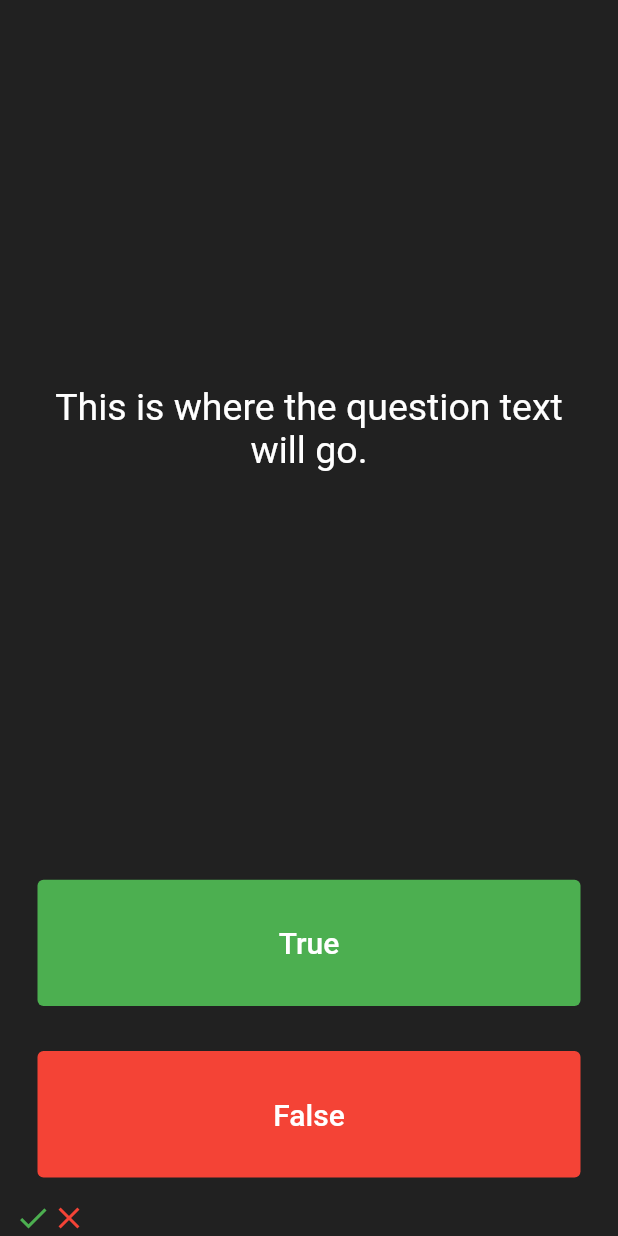
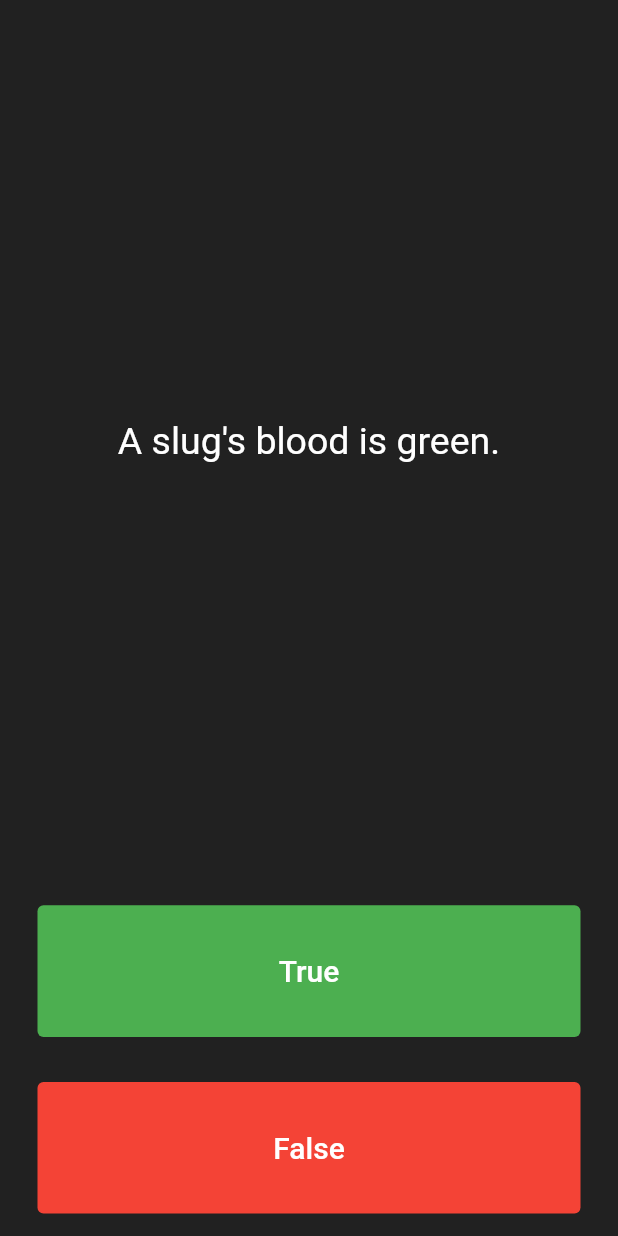
Before and after one commit to filipemendes18/google_flutter_bootcamp, a Flutter app: the screen it shows after launch, after a tap on "True", after a tap on "False", on a phone screen of 412 x 824 dp. Run offline on Flutter 3.47's test engine with Material 2 defaults, Android fonts, the phone set to English and light mode, and no system bars; our stand-ins replace audioplayers, flutter_mobx, mobx; generated files the repository leaves out were written again.

Commit message:
feat: conferindo as respostas

```diff
--- a/quizzler/lib/main.dart
+++ b/quizzler/lib/main.dart
@@ -32,21 +32,32 @@
 
 class _QuizPageState extends State<QuizPage> {
   List<Icon> scoreKeeper = [];
+  List<String> questions = [
+    'You can lead a cow down stairs but not up stairs.',
+    'Approximately one quarter of human bones are in the feet.',
+    'A slug\'s blood is green.',
+  ];
+  List<bool> answers = [
+    false,
+    true,
+    true,
+  ];
+  int currentQuestion = 0;
   @override
   Widget build(BuildContext context) {
     return Column(
       mainAxisAlignment: MainAxisAlignment.spaceBetween,
       crossAxisAlignment: CrossAxisAlignment.stretch,
       children: [
-        const Expanded(
+        Expanded(
           flex: 5,
           child: Padding(
-            padding: EdgeInsets.all(10.0),
+            padding: const EdgeInsets.all(10.0),
             child: Center(
               child: Text(
-                'This is where the question text will go.',
+                questions[currentQuestion],
                 textAlign: TextAlign.center,
-                style: TextStyle(
+                style: const TextStyle(
                   fontSize: 25.0,
                   color: Colors.white,
                 ),
@@ -69,11 +80,14 @@
                 ),
               ),
               onPressed: () {
+                bool checkAnswer = answers[currentQuestion];
+                if (checkAnswer == true) {
+                  print('The user got it right!');
+                } else {
+                  print('The user got it wrong!');
+                }
                 setState(() {
-                  scoreKeeper.add(const Icon(
-                    Icons.check,
-                    color: Colors.green,
-                  ));
+                  currentQuestion++;
                 });
               },
             ),
@@ -94,11 +108,14 @@
                 ),
               ),
               onPressed: () {
+                bool checkAnswer = answers[currentQuestion];
+                if (checkAnswer == false) {
+                  print('The user got it right!');
+                } else {
+                  print('The user got it wrong!');
+                }
                 setState(() {
-                  scoreKeeper.add(const Icon(
-                    Icons.close,
-                    color: Colors.red,
-                  ));
+                  currentQuestion++;
                 });
               },
             ),
```
